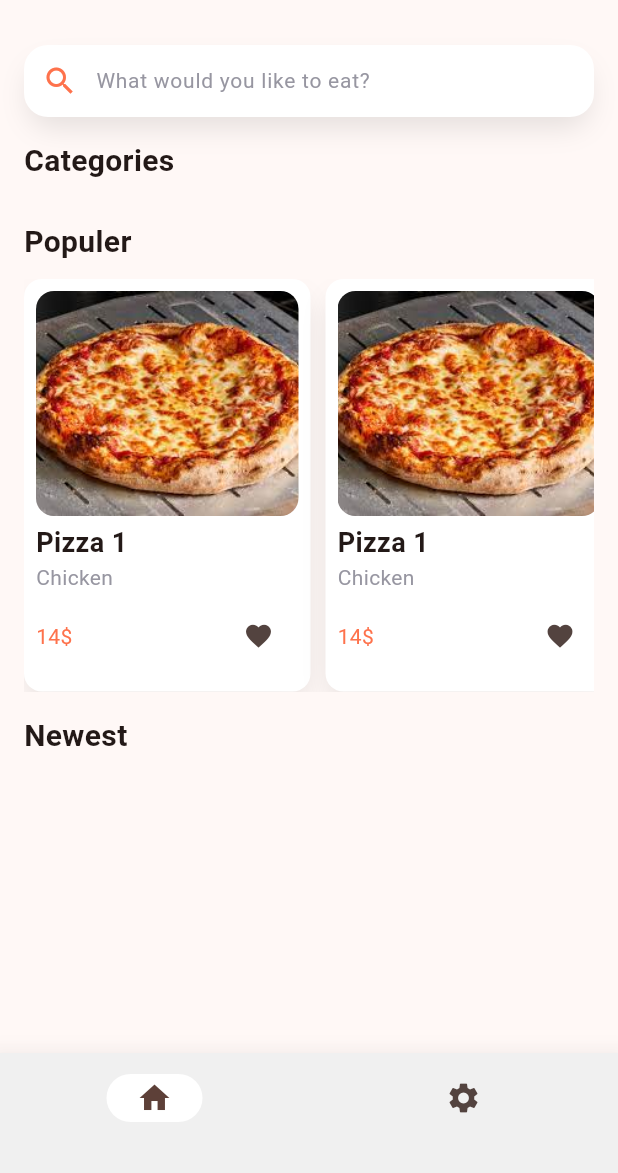
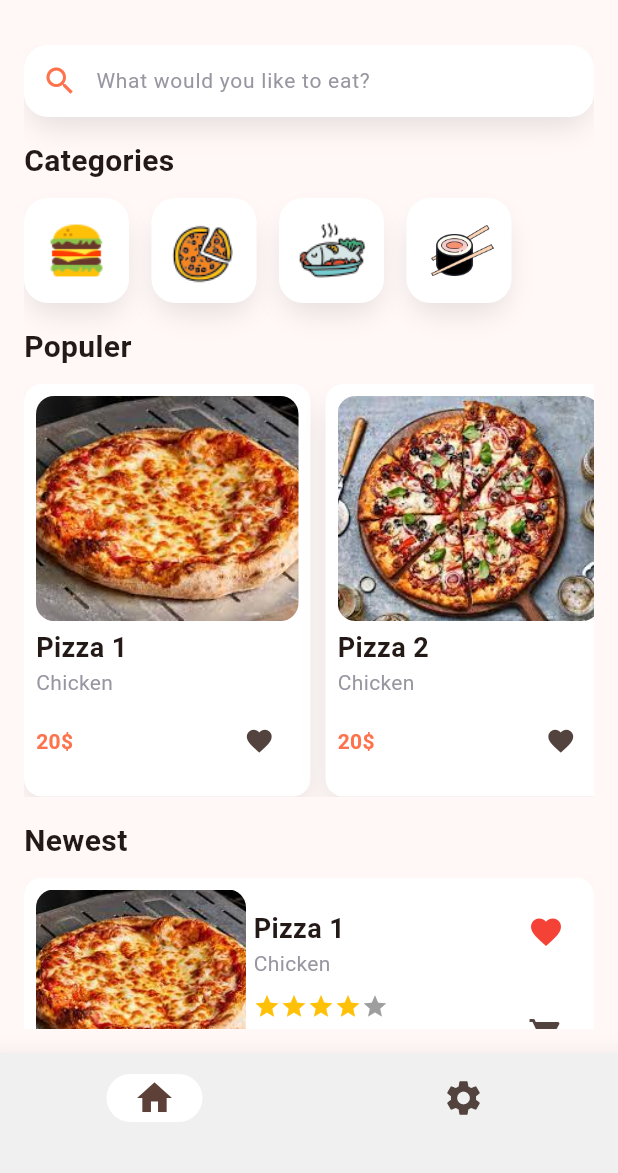
Before and after one commit to Shadyar-Bzhar-Othman/foodi-flutter, a Flutter app: the screen it shows after launch, on a phone screen of 412 x 824 dp, the part 63-1236 px from its top. Run offline on Flutter 3.47's test engine with Material 3 defaults, Android fonts, the phone set to English and light mode, and no system bars.

Commit message:
Finish home page

```diff
--- a/lib/pages/home_page.dart
+++ b/lib/pages/home_page.dart
@@ -1,6 +1,8 @@
 import 'package:flutter/material.dart';
 import 'package:foodi/utils/assets.dart';
 import 'package:foodi/utils/colors.dart';
+import 'package:foodi/widgets/category_card.dart';
+import 'package:foodi/widgets/h_food_card.dart';
 import 'package:foodi/widgets/search_input.dart';
 import 'package:foodi/widgets/v_food_card.dart';
 
@@ -13,7 +15,7 @@ class HomePage extends StatelessWidget {
       "imgPath": pizza1,
       "type": "Chicken",
       "price": 20,
-      "detail": 20,
+      "detail": "",
       "deliveryTime": 33,
     },
     {
@@ -21,7 +23,7 @@ class HomePage extends StatelessWidget {
       "imgPath": pizza2,
       "type": "Chicken",
       "price": 20,
-      "detail": 20,
+      "detail": "",
       "deliveryTime": 33,
     },
     {
@@ -29,7 +31,7 @@ class HomePage extends StatelessWidget {
       "imgPath": pizza3,
       "type": "Chicken",
       "price": 20,
-      "detail": 20,
+      "detail": "",
       "deliveryTime": 33,
     },
     {
@@ -37,7 +39,7 @@ class HomePage extends StatelessWidget {
       "imgPath": pizza4,
       "type": "Chicken",
       "price": 20,
-      "detail": 20,
+      "detail": "",
       "deliveryTime": 33,
     },
   ];
@@ -65,8 +67,7 @@ class HomePage extends StatelessWidget {
 
   @override
   Widget build(BuildContext context) {
-    return Column(
-      crossAxisAlignment: CrossAxisAlignment.start,
+    return ListView(
       children: [
         SearchInput(controller: searchController),
         const SizedBox(height: 15),
@@ -78,6 +79,18 @@ class HomePage extends StatelessWidget {
           ),
         ),
         const SizedBox(height: 10),
+        SizedBox(
+          height: 70,
+          child: ListView.builder(
+            scrollDirection: Axis.horizontal,
+            itemCount: categories.length,
+            itemBuilder: (context, index) {
+              return CategoryCard(
+                imgPath: categories[index]["imgPath"],
+              );
+            },
+          ),
+        ),
         const SizedBox(height: 15),
         const Text(
           "Populer",
@@ -93,7 +106,13 @@ class HomePage extends StatelessWidget {
             scrollDirection: Axis.horizontal,
             itemCount: foods.length,
             itemBuilder: (context, index) {
-              return VFoodCard();
+              return VFoodCard(
+                name: foods[index]["name"],
+                type: foods[index]["type"],
+                imgPath: foods[index]["imgPath"],
+                price: foods[index]["price"].toString(),
+                detail: foods[index]["detail"],
+              );
             },
           ),
         ),
@@ -106,6 +125,21 @@ class HomePage extends StatelessWidget {
           ),
         ),
         const SizedBox(height: 10),
+        SizedBox(
+          height: 275,
+          child: ListView.builder(
+            itemCount: foods.length,
+            itemBuilder: (context, index) {
+              return HFoodCard(
+                name: foods[index]["name"],
+                type: foods[index]["type"],
+                imgPath: foods[index]["imgPath"],
+                price: foods[index]["price"].toString(),
+                detail: foods[index]["detail"],
+              );
+            },
+          ),
+        ),
       ],
     );
   }
--- a/lib/pages/layout_page.dart
+++ b/lib/pages/layout_page.dart
@@ -57,12 +57,14 @@ class _LayoutPageState extends State<LayoutPage> {
           NavigationDestination(
             icon: Icon(
               Icons.home,
+              size: 28,
             ),
             label: "",
           ),
           NavigationDestination(
             icon: Icon(
               Icons.settings,
+              size: 28,
             ),
             label: "",
           ),
--- /dev/null
+++ b/lib/widgets/category_card.dart
@@ -0,0 +1,31 @@
+import 'package:flutter/material.dart';
+import 'package:foodi/utils/assets.dart';
+import 'package:foodi/utils/colors.dart';
+
+class CategoryCard extends StatelessWidget {
+  const CategoryCard({
+    super.key,
+    required this.imgPath,
+  });
+
+  final String imgPath;
+
+  @override
+  Widget build(BuildContext context) {
+    return Container(
+      width: 70,
+      height: 70,
+      padding: const EdgeInsets.all(12.0),
+      margin: const EdgeInsets.only(right: 15),
+      decoration: BoxDecoration(
+        color: whiteColor,
+        borderRadius: BorderRadius.circular(16.0),
+        boxShadow: boxShadow,
+      ),
+      child: Image.asset(
+        imgPath,
+        fit: BoxFit.cover,
+      ),
+    );
+  }
+}
--- /dev/null
+++ b/lib/widgets/h_food_card.dart
@@ -0,0 +1,127 @@
+import 'package:flutter/material.dart';
+import 'package:foodi/utils/colors.dart';
+
+class HFoodCard extends StatelessWidget {
+  const HFoodCard({
+    super.key,
+    required this.name,
+    required this.type,
+    required this.imgPath,
+    required this.price,
+    required this.detail,
+  });
+
+  final String name;
+  final String type;
+  final String imgPath;
+  final String price;
+  final String detail;
+
+  @override
+  Widget build(BuildContext context) {
+    return Container(
+      padding: const EdgeInsets.all(8.0),
+      margin: const EdgeInsets.only(bottom: 10),
+      decoration: BoxDecoration(
+        color: whiteColor,
+        boxShadow: boxShadow,
+        borderRadius: BorderRadius.circular(12.0),
+      ),
+      child: Row(
+        mainAxisAlignment: MainAxisAlignment.spaceBetween,
+        children: [
+          Row(
+            children: [
+              ClipRRect(
+                borderRadius: BorderRadius.circular(12.0),
+                child: Image.asset(
+                  imgPath,
+                  fit: BoxFit.cover,
+                  width: 140,
+                  height: 125,
+                ),
+              ),
+              const SizedBox(width: 5),
+              Column(
+                crossAxisAlignment: CrossAxisAlignment.start,
+                children: [
+                  Text(
+                    name,
+                    style: const TextStyle(
+                      fontSize: 18,
+                      fontWeight: FontWeight.bold,
+                    ),
+                  ),
+                  Text(
+                    type,
+                    style: const TextStyle(
+                      color: lightGreyColor,
+                      fontSize: 14,
+                    ),
+                  ),
+                  const SizedBox(height: 10),
+                  const Row(
+                    mainAxisAlignment: MainAxisAlignment.center,
+                    children: [
+                      Icon(
+                        Icons.star,
+                        color: Colors.amber,
+                        size: 18,
+                      ),
+                      Icon(
+                        Icons.star,
+                        color: Colors.amber,
+                        size: 18,
+                      ),
+                      Icon(
+                        Icons.star,
+                        color: Colors.amber,
+                        size: 18,
+                      ),
+                      Icon(
+                        Icons.star,
+                        color: Colors.amber,
+                        size: 18,
+                      ),
+                      Icon(
+                        Icons.star,
+                        color: Colors.grey,
+                        size: 18,
+                      ),
+                    ],
+                  ),
+                  const SizedBox(height: 5),
+                  Text(
+                    "${price.toString()}\$",
+                    style: const TextStyle(
+                      color: primaryColor,
+                      fontSize: 14,
+                      fontWeight: FontWeight.bold,
+                    ),
+                  ),
+                ],
+              ),
+            ],
+          ),
+          Column(
+            mainAxisAlignment: MainAxisAlignment.spaceBetween,
+            children: [
+              IconButton(
+                onPressed: () {},
+                icon: const Icon(
+                  Icons.favorite,
+                  color: Colors.red,
+                ),
+              ),
+              const SizedBox(height: 20),
+              IconButton(
+                onPressed: () {},
+                icon: const Icon(Icons.shopping_cart),
+              ),
+            ],
+          )
+        ],
+      ),
+    );
+  }
+}
--- a/lib/widgets/v_food_card.dart
+++ b/lib/widgets/v_food_card.dart
@@ -1,9 +1,21 @@
 import 'package:flutter/material.dart';
-import 'package:foodi/utils/assets.dart';
 import 'package:foodi/utils/colors.dart';
 
 class VFoodCard extends StatelessWidget {
-  const VFoodCard({super.key});
+  const VFoodCard({
+    super.key,
+    required this.name,
+    required this.type,
+    required this.imgPath,
+    required this.price,
+    required this.detail,
+  });
+
+  final String name;
+  final String type;
+  final String imgPath;
+  final String price;
+  final String detail;
 
   @override
   Widget build(BuildContext context) {
@@ -21,23 +33,23 @@ class VFoodCard extends StatelessWidget {
           ClipRRect(
             borderRadius: BorderRadius.circular(12.0),
             child: Image.asset(
-              pizza1,
+              imgPath,
               fit: BoxFit.cover,
               width: 175,
               height: 150,
             ),
           ),
           const SizedBox(height: 5),
-          const Text(
-            "Pizza 1",
-            style: TextStyle(
+          Text(
+            name,
+            style: const TextStyle(
               fontSize: 18,
               fontWeight: FontWeight.bold,
             ),
           ),
-          const Text(
-            "Chicken",
-            style: TextStyle(
+          Text(
+            type,
+            style: const TextStyle(
               color: lightGreyColor,
               fontSize: 14,
             ),
@@ -46,11 +58,12 @@ class VFoodCard extends StatelessWidget {
           Row(
             mainAxisAlignment: MainAxisAlignment.spaceBetween,
             children: [
-              const Text(
-                "14\$",
-                style: TextStyle(
+              Text(
+                "${price.toString()}\$",
+                style: const TextStyle(
                   color: primaryColor,
                   fontSize: 14,
+                  fontWeight: FontWeight.bold,
                 ),
               ),
               const SizedBox(width: 100),
```
